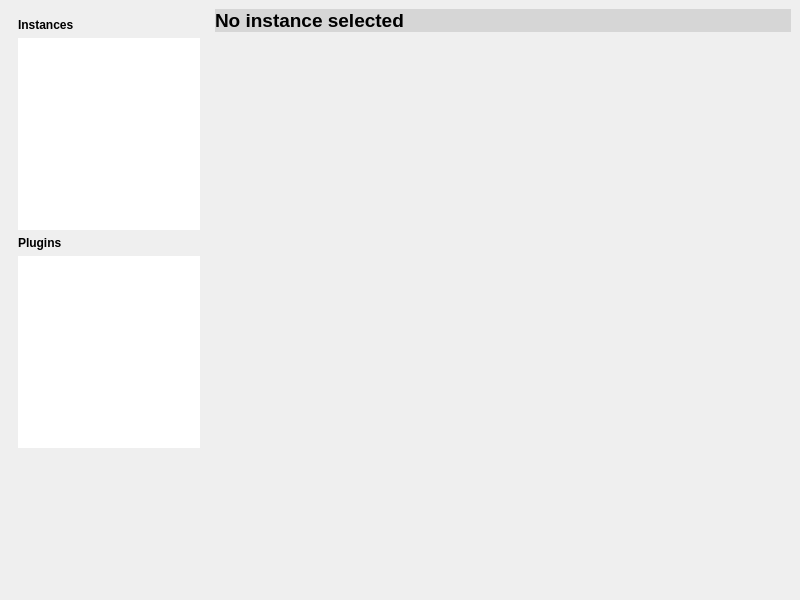
First picture: the form in acv/mainwindow.ui, repository khoinguyen216/acv, before the edit.
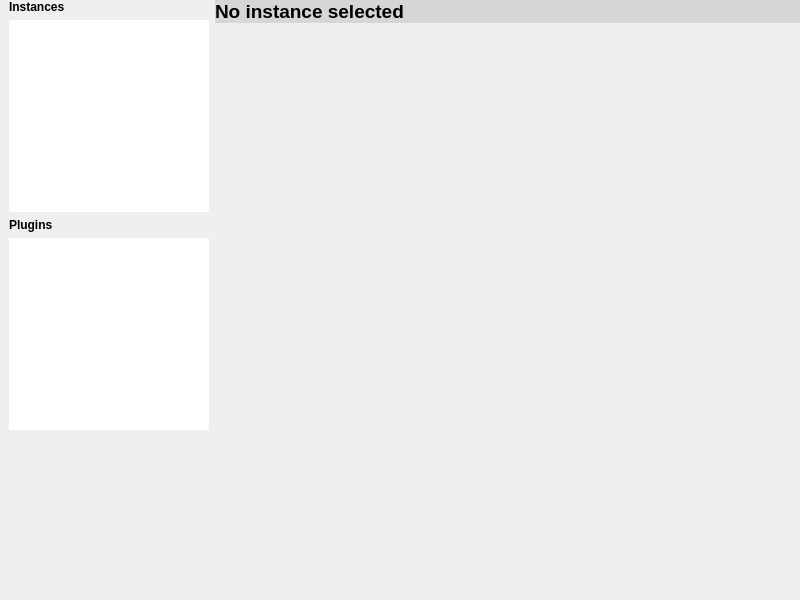
Second picture: the form after the edit.

```diff
--- a/acv/mainwindow.ui
+++ b/acv/mainwindow.ui
@@ -42,6 +42,18 @@
     </size>
    </property>
    <layout class="QHBoxLayout" name="horizontalLayout_2">
+    <property name="leftMargin">
+     <number>9</number>
+    </property>
+    <property name="topMargin">
+     <number>0</number>
+    </property>
+    <property name="rightMargin">
+     <number>0</number>
+    </property>
+    <property name="bottomMargin">
+     <number>0</number>
+    </property>
     <item>
      <layout class="QHBoxLayout" name="horizontalLayout">
       <item>
@@ -65,6 +77,18 @@
          <enum>QFrame::Raised</enum>
         </property>
         <layout class="QVBoxLayout" name="verticalLayout_2">
+         <property name="leftMargin">
+          <number>0</number>
+         </property>
+         <property name="topMargin">
+          <number>0</number>
+         </property>
+         <property name="rightMargin">
+          <number>0</number>
+         </property>
+         <property name="bottomMargin">
+          <number>0</number>
+         </property>
          <item>
           <layout class="QVBoxLayout" name="verticalLayout">
            <item>
```
